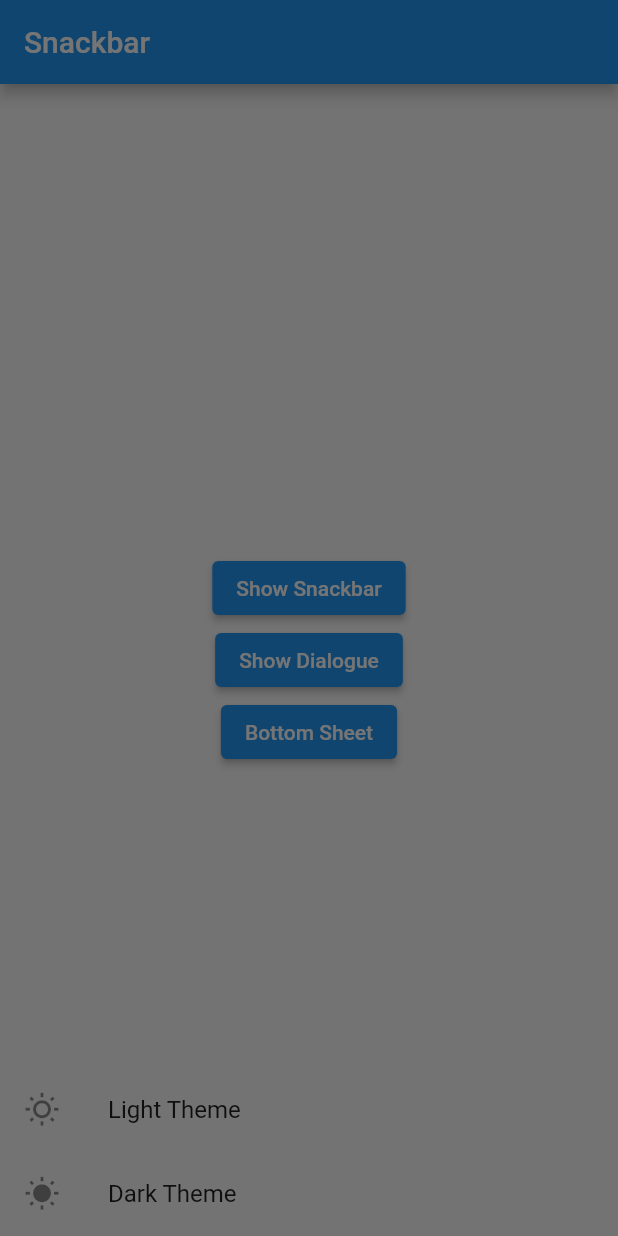
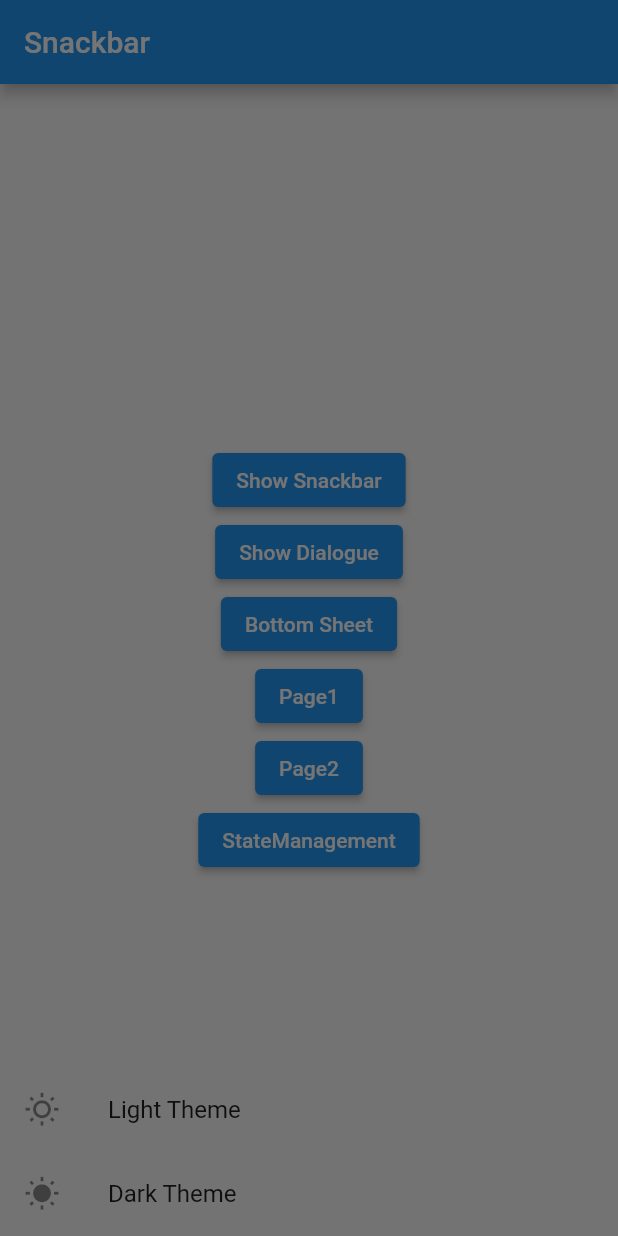
Before and after one commit to achaudhary591/Flutter_GetX_CLI_Practise, a Flutter app: the screen it shows after launch, after a tap on "Bottom Sheet", on a phone screen of 412 x 824 dp. Run offline on Flutter 3.47's test engine with Material 2 defaults, Android fonts, the phone set to English and light mode, and no system bars; our stand-ins replace get.

Commit message:
commit after few time

```diff
--- a/lib/app/modules/home/views/home_view.dart
+++ b/lib/app/modules/home/views/home_view.dart
@@ -1,6 +1,7 @@
 import 'package:flutter/material.dart';
 
 import 'package:get/get.dart';
+import 'package:getx_examples/app/modules/state_management/views/state_management_view.dart';
 
 import '../controllers/home_controller.dart';
 
@@ -53,23 +54,52 @@ class HomeView extends GetView<HomeController> {
           ElevatedButton(
               onPressed: () {
                 Get.bottomSheet(
-                  Wrap(
+                  StatefulBuilder(builder: (context, setState) {
+                    return Container(
+                      child: Wrap(
                         children: <Widget>[
                           ListTile(
-                        leading: Icon(Icons.wb_sunny_outlined),
-                        title: Text("Light Theme"),
-                        onTap: () => {Get.changeTheme(ThemeData.light())},
+                            onTap: () => {
+                              Get.changeTheme(ThemeData.light()),
+                              Get.back(),
+                            },
+                            leading: const Icon(Icons.wb_sunny_outlined),
+                            title: const Text(
+                              "Light Theme",
+                            ),
                           ),
                           ListTile(
-                        leading: Icon(Icons.wb_sunny),
-                        title: Text("Dark Theme"),
-                        onTap: () => {Get.changeTheme(ThemeData.dark())},
+                            leading: const Icon(Icons.wb_sunny),
+                            title: const Text(
+                              "Dark Theme",
+                            ),
+                            onTap: () => {
+                              Get.changeTheme(ThemeData.dark()),
+                              Get.back(),
+                            },
                           ),
                         ],
                       ),
                     );
+                  }),
+                );
               },
-              child: Text("Bottom Sheet")),
+              child: const Text("Bottom Sheet")),
+          ElevatedButton(
+              onPressed: () {
+                Get.toNamed("/page1");
+              },
+              child: const Text("Page1")),
+          ElevatedButton(
+              onPressed: () {
+                Get.toNamed("/page2");
+              },
+              child: const Text("Page2")),
+          ElevatedButton(
+              onPressed: () {
+                Get.toNamed("/state-management");
+              },
+              child: const Text("StateManagement")),
         ],
       )),
     );
--- a/lib/app/routes/app_routes.dart
+++ b/lib/app/routes/app_routes.dart
@@ -4,9 +4,15 @@ part of 'app_pages.dart';
 abstract class Routes {
   Routes._();
   static const HOME = _Paths.HOME;
+  static const PAGE1 = _Paths.PAGE1;
+  static const PAGE2 = _Paths.PAGE2;
+  static const STATE_MANAGEMENT = _Paths.STATE_MANAGEMENT;
 }
 
 abstract class _Paths {
   _Paths._();
   static const HOME = '/home';
+  static const PAGE1 = '/page1';
+  static const PAGE2 = '/page2';
+  static const STATE_MANAGEMENT = '/state-management';
 }
--- a/lib/main.dart
+++ b/lib/main.dart
@@ -8,6 +8,8 @@ void main() {
   runApp(
     GetMaterialApp(
       title: "Application",
+      darkTheme: ThemeData.dark(),
+      themeMode: ThemeMode.system,
       initialRoute: AppPages.INITIAL,
       getPages: AppPages.routes,
     ),
--- a/pubspec.yaml
+++ b/pubspec.yaml
@@ -10,6 +10,8 @@ dependencies:
   get: 4.6.5
   flutter:
     sdk: flutter
+  get_cli: ^1.8.1
+  shared_preferences: ^2.0.16
 
 dev_dependencies:
   flutter_lints: 2.0.1
```
Also changed, not shown: lib/app/modules/page1/bindings/page1_binding.dart (added, +12 -0 lines), lib/app/modules/page1/controllers/page1_controller.dart (added, +23 -0 lines), lib/app/modules/page1/views/page1_view.dart (added, +50 -0 lines), lib/app/modules/page2/bindings/page2_binding.dart (added, +12 -0 lines), lib/app/modules/page2/controllers/page2_controller.dart (added, +23 -0 lines), lib/app/modules/page2/views/page2_view.dart (added, +24 -0 lines), lib/app/modules/state_management/bindings/state_management_binding.dart (added, +12 -0 lines), lib/app/modules/state_management/controllers/state_management_controller.dart (added, +23 -0 lines), lib/app/modules/state_management/views/state_management_view.dart (added, +24 -0 lines), lib/app/routes/app_pages.dart (+21 -0 lines), pubspec.lock, 1 other file. Lines whose indentation alone changed are shown as unchanged.
